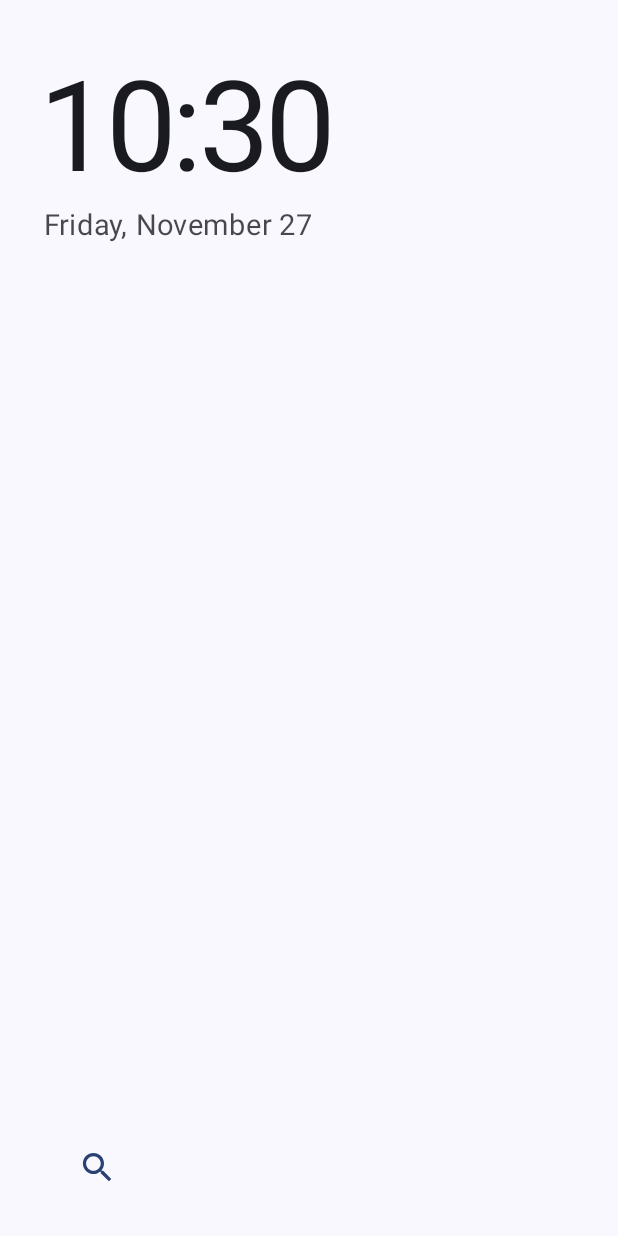
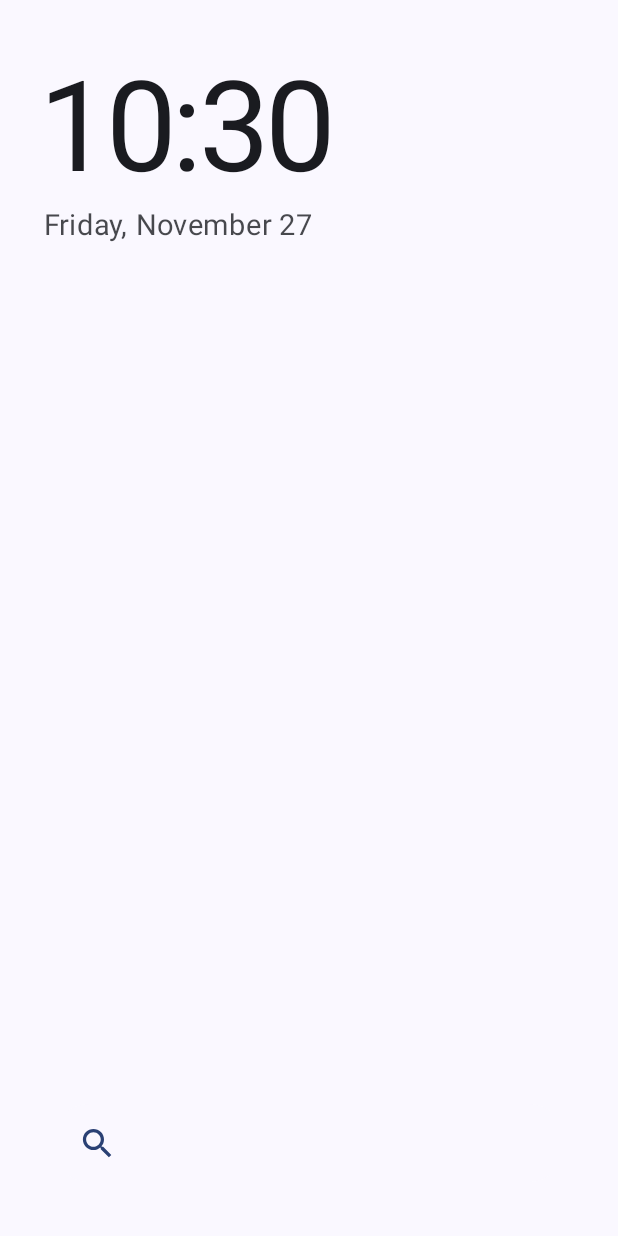
Before and after one commit to SymphonySimper/launcher, an Android app built with Jetpack Compose: the composable Home called with empty values, on a phone screen of 412 x 824 dp. Run offline under Robolectric (Android 15) with nearby library versions, the phone set to English and light mode, and no system bars.

Commit message:
ui: show all apps on empty search and lift search bars
Revert the empty search screen and add more room below the home and
drawer search bars so they're easier to tap.

Co-Authored-By: Claude Opus 5.5 <noreply@anthropic.com>

```diff
--- a/app/src/main/java/com/symphonysimper/launcher/ui/Home.kt
+++ b/app/src/main/java/com/symphonysimper/launcher/ui/Home.kt
@@ -106,7 +106,7 @@ fun Home(
                     )
                 }
             }
-            Spacer(Modifier.height(20.dp))
+            Spacer(Modifier.height(36.dp))
         }
 
         menuAt?.let { at ->
```
Also changed, not shown: app/src/main/java/com/symphonysimper/launcher/ui/Drawer.kt (+3 -4 lines).
